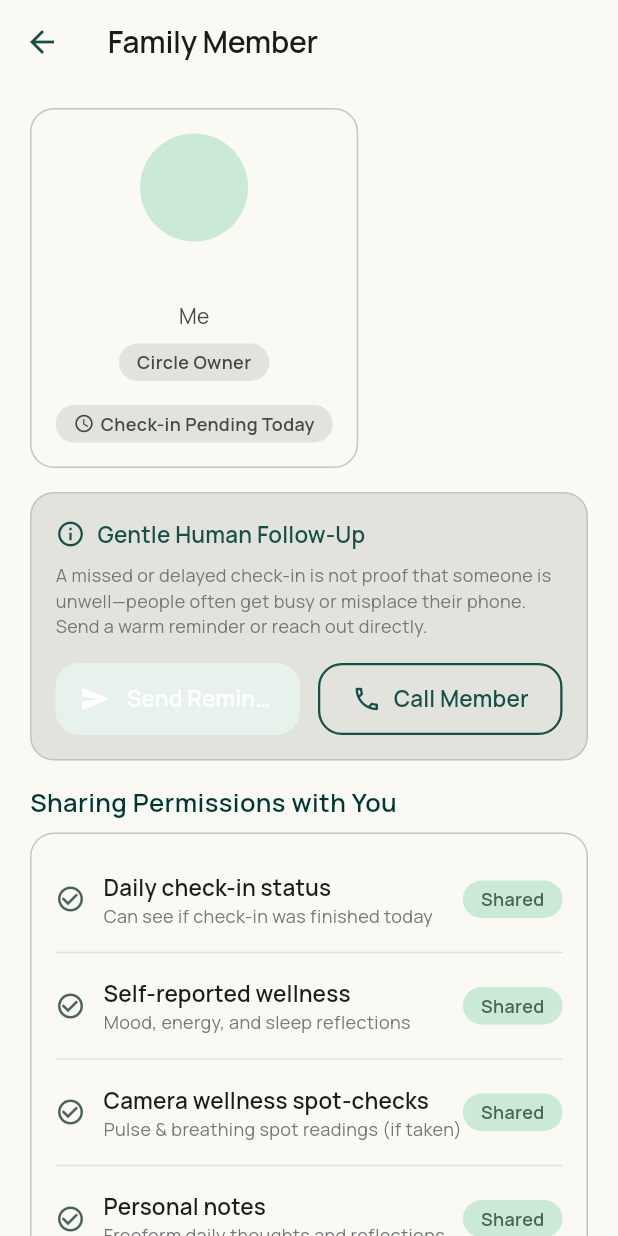
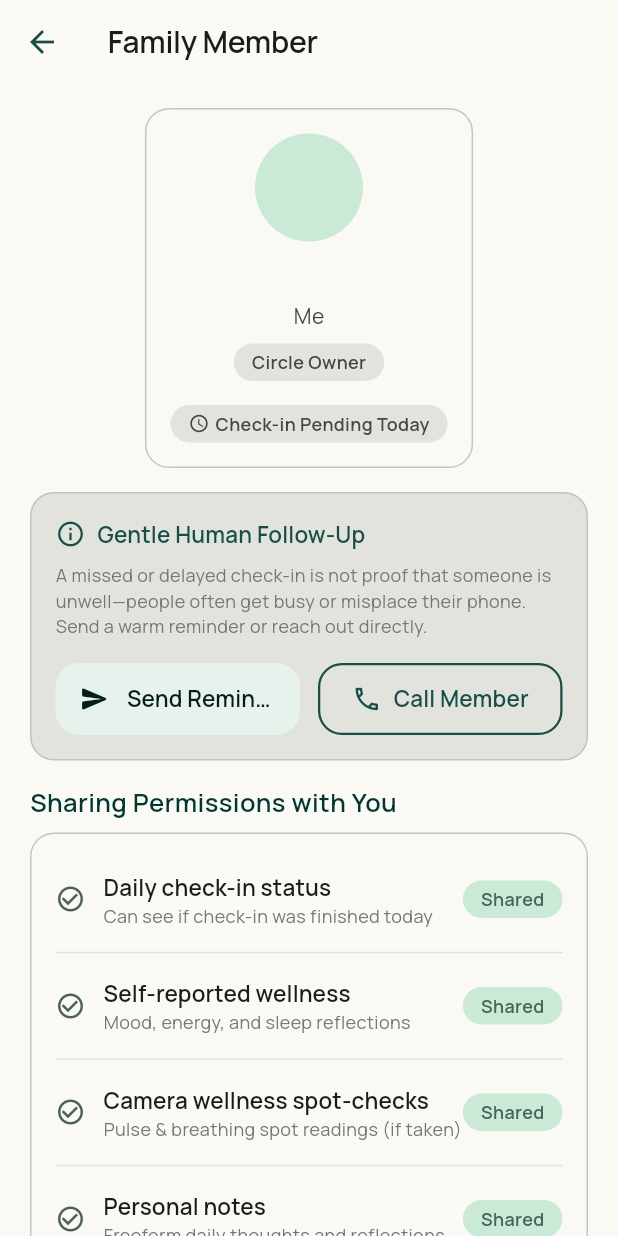
Before and after one commit to slightlybroke/caren, a Flutter app: the FamilyMemberDetailScreen screen opened directly with empty values, on a phone screen of 412 x 824 dp. Run offline on Flutter 3.47's test engine with Material 3 defaults, Android fonts, the phone set to English and light mode, and no system bars; our stand-ins replace cloud_firestore, firebase_auth, firebase_core, fl_chart, flutter_riverpod, flutter_tts and 1 more; missing offline and left inert: dart:html, dart:ui_web; accounts and stored records are empty.

Commit message:
Fix family screen contrast and layout and pin CI Flutter

```diff
--- a/lib/core/widgets/caren_button.dart
+++ b/lib/core/widgets/caren_button.dart
@@ -105,7 +105,7 @@ class CarenButton extends StatelessWidget {
       case CarenButtonVariant.primary:
         return AppColors.onPrimary;
       case CarenButtonVariant.secondary:
-        return AppColors.onSecondary;
+        return AppColors.onSecondaryContainer;
       case CarenButtonVariant.outline:
         return AppColors.primary;
       case CarenButtonVariant.text:
@@ -133,7 +133,7 @@ class CarenButton extends StatelessWidget {
       case CarenButtonVariant.secondary:
         return ElevatedButton.styleFrom(
           backgroundColor: AppColors.secondaryContainer,
-          foregroundColor: AppColors.onSecondary,
+          foregroundColor: AppColors.onSecondaryContainer,
           elevation: 0,
           minimumSize: Size(minHeight, minHeight),
           shape: baseShape,
--- a/lib/features/family/presentation/family_member_detail_screen.dart
+++ b/lib/features/family/presentation/family_member_detail_screen.dart
@@ -66,7 +66,8 @@ class FamilyMemberDetailScreen extends ConsumerWidget {
               crossAxisAlignment: CrossAxisAlignment.start,
               children: [
                 // Header Profile Card
-                CarenCard(
+                Center(
+                  child: CarenCard(
                     child: Column(
                       children: [
                         CircleAvatar(
@@ -102,6 +103,7 @@ class FamilyMemberDetailScreen extends ConsumerWidget {
                           ),
                         ],
                       ],
+                    ),
                   ),
                 ),
                 const SizedBox(height: AppSpacing.md),
--- a/pubspec.yaml
+++ b/pubspec.yaml
@@ -16,7 +16,7 @@ publish_to: 'none' # Remove this line if you wish to publish to pub.dev
 # https://developer.apple.com/library/archive/documentation/General/Reference/InfoPlistKeyReference/Articles/CoreFoundationKeys.html
 # In Windows, build-name is used as the major, minor, and patch parts
 # of the product and file versions while build-number is used as the build suffix.
-version: 1.0.0+1
+version: 1.0.1+2
 
 environment:
   sdk: ^3.13.4
```
Also changed, not shown: 1 other file. Lines whose indentation alone changed are shown as unchanged.
